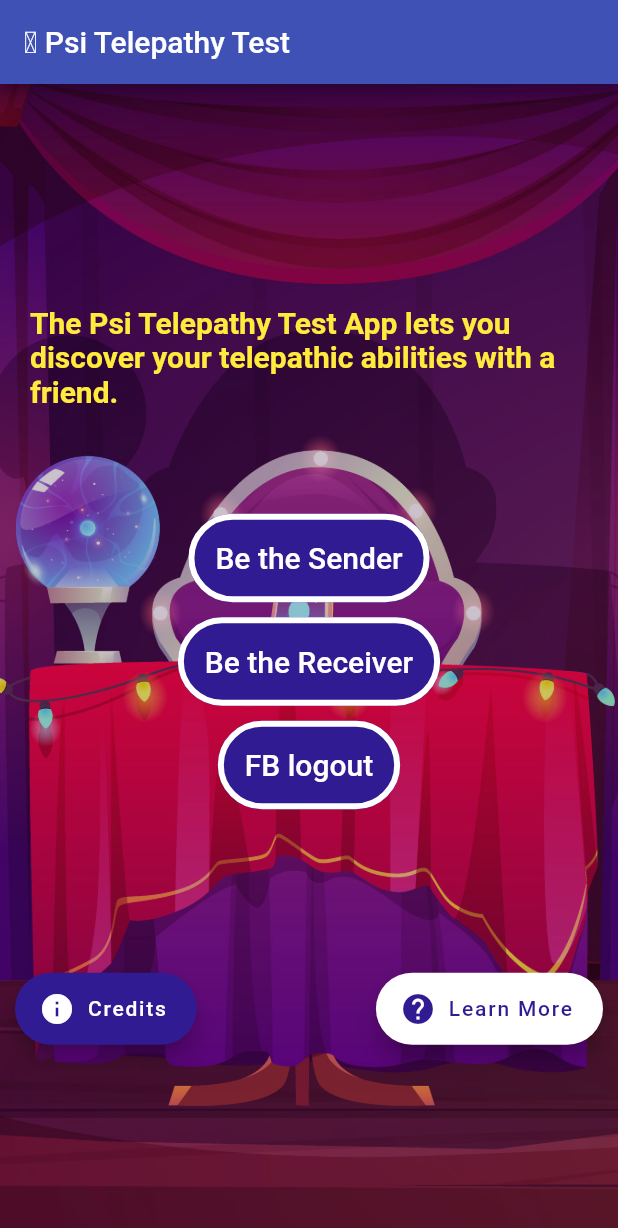
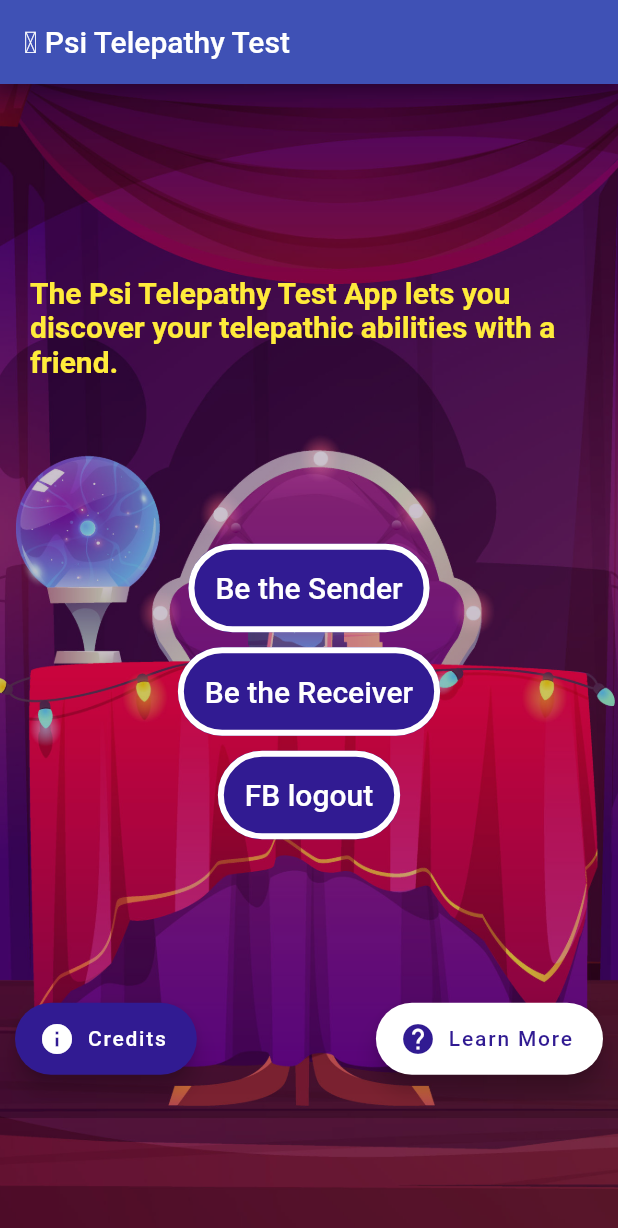
Before and after one commit to krisrandall/psi-app, a Flutter app: the screen it shows once a user with an empty profile is signed in, on a phone screen of 412 x 824 dp. Shown: the top 1228 px of the screen. Run offline on Flutter 3.47's test engine with Material 2 defaults, Android fonts, the phone set to English and light mode, and no system bars; our stand-ins replace bloc, cloud_firestore, equatable, firebase_auth, firebase_dynamic_links, flutter_bloc and 4 more; missing offline and left inert: clipboard, firebase_auth_platform_interface, flutter_facebook_auth; accounts and stored records are empty.

Commit message:
minor styling changes of home screen

```diff
--- a/lib/screens/homeScreen.dart
+++ b/lib/screens/homeScreen.dart
@@ -151,10 +151,9 @@ class _HomeScreen extends StatelessWidget {
       CopyText('You have created a test and you are the Sender.'),
       CopyText('Try inviting a friend to join your test.'),
       Button(
-        'Invite Friend via a share link',
+        'Invite Friend to your Test',
         () {
-          BlocProvider.of<PsiTestSaveBloc>(context)
-              .add(SharePsiTest(test: currentTest));
+          goToScreen(context, SenderScreen());
         },
       ),
       SecondaryButton('End the Test', () {
@@ -169,10 +168,9 @@ class _HomeScreen extends StatelessWidget {
       CopyText('You have created a test and you are the Receiver.'),
       CopyText('Try inviting a friend to join your test.'),
       Button(
-        'Invite Friend via a share link',
+        'Invite Friend to your Test',
         () {
-          BlocProvider.of<PsiTestSaveBloc>(context)
-              .add(SharePsiTest(test: currentTest));
+          goToScreen(context, SenderScreen());
         },
       ),
       SecondaryButton('End the Test', () {
@@ -225,8 +223,13 @@ class _HomeScreen extends StatelessWidget {
               mainAxisAlignment: MainAxisAlignment.spaceEvenly,
               children: <Widget>[
                 SizedBox(height: 10),
-                TitleText(
-                    'The Psi Telepathy Test App lets you discover your telepathic abilities with a friend.'),
+                SizedBox(
+                    width: 440,
+                    child: TitleText(
+                        'The Psi Telepathy Test App lets you discover your telepathic abilities with a friend.')),
+                SizedBox(
+                  height: 40,
+                ),
                 ...screenOptions,
                 SizedBox(height: 60),
                 FooterButtons(),
--- a/lib/screens/receiverScreen.dart
+++ b/lib/screens/receiverScreen.dart
@@ -257,7 +257,7 @@ class _ReceiverScreen extends StatelessWidget {
                   child: Icon(Icons.help),
                   onPressed: () => goToScreen(context, ReceiverInfo())),
 
-              SizedBox(height: 19),
+              // SizedBox(height: 19),
               actionButton,
               SizedBox(
                 height: 40,
```
